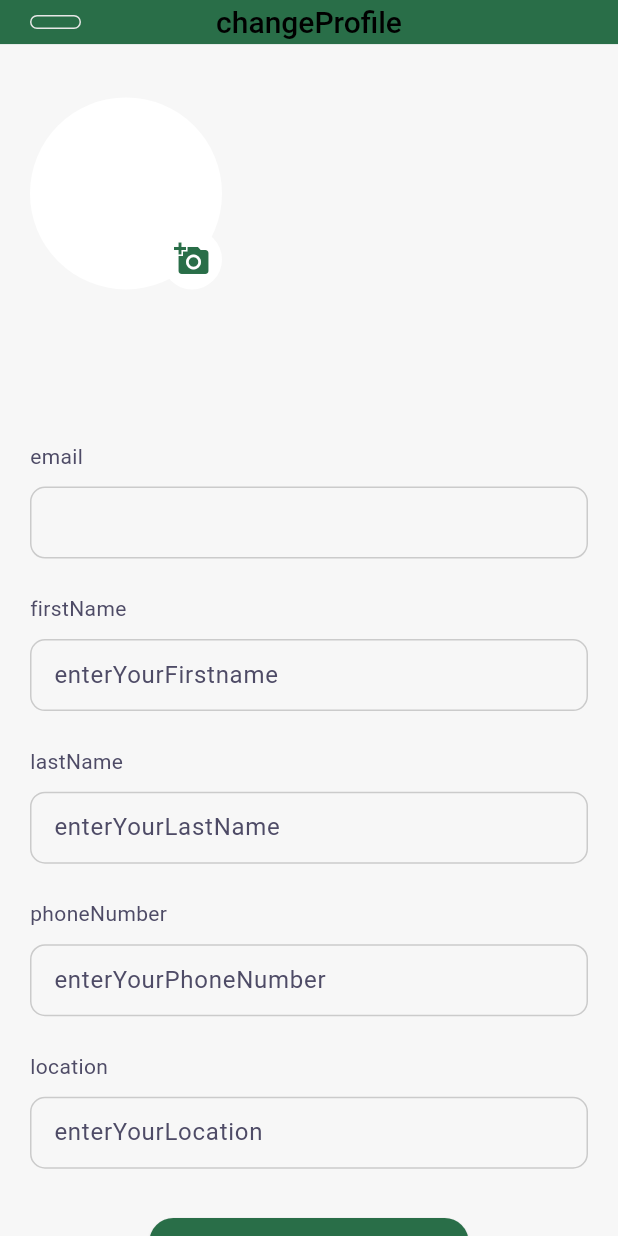
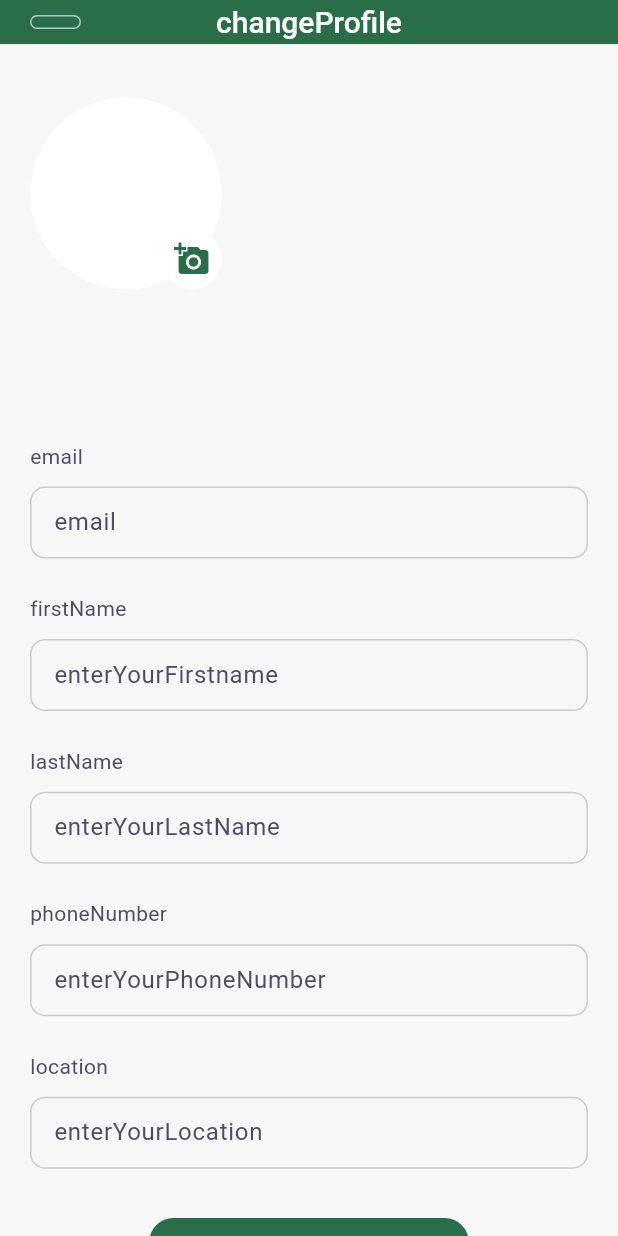
Before and after one commit to lamdv2/flutter_hostel_booking_and_management, a Flutter app: the EditProfileScreen screen opened by its route, on a phone screen of 412 x 824 dp. Run offline on Flutter 3.47's test engine with Material 3 defaults, Android fonts, the phone set to English and light mode, and no system bars; our stand-ins replace awesome_dialog, cached_network_image, cloud_firestore, firebase_auth, firebase_core, firebase_messaging and 14 more; missing offline and left inert: wechat_assets_picker; accounts and stored records are empty; Roboto replaces fonts that are missing (Montserrat); statements that could not run were skipped; project files that could hold a hidden picture were left out.

Commit message:
impl profile screen

```diff
--- a/lib/modules/profile/edit_profile.dart
+++ b/lib/modules/profile/edit_profile.dart
@@ -55,7 +55,6 @@ class _EditProfileScreenState extends State<EditProfileScreen> {
         backgroundColor: appController.isDarkModeOn.value
             ? ColorConstants.darkAppBar
             : ColorConstants.primaryColor,
-        iconBgrColor: ColorConstants.gray400,
       ),
       body: Obx(
         () => SafeArea(
@@ -183,7 +182,7 @@ class _EditProfileScreenState extends State<EditProfileScreen> {
                     ),
                     MyTextField(
                       controller: profileController.editEmailController,
-                      hintText: '',
+                      hintText: CommonConstants.email.tr,
                       obscureText: false,
                       isCheckReadOnly: true,
                     ),
--- a/lib/shared/widgets/app_bar_widget.dart
+++ b/lib/shared/widgets/app_bar_widget.dart
@@ -57,7 +57,9 @@ class CustomAppBar extends StatelessWidget implements PreferredSizeWidget {
                 child: Container(
                   padding: EdgeInsets.all(getSize(8)),
                   decoration: BoxDecoration(
-                    border: Border.all(color: ColorConstants.borderGray),
+                    border: Border.all(
+                      color: ColorConstants.borderGray.withOpacity(.75),
+                    ),
                     borderRadius: const BorderRadius.all(
                       Radius.circular(68),
                     ),
@@ -65,7 +67,7 @@ class CustomAppBar extends StatelessWidget implements PreferredSizeWidget {
                   child: SvgPicture.asset(
                     "assets/icons/ic_next_left.svg",
                     colorFilter: ColorFilter.mode(
-                      iconBgrColor ?? ColorConstants.grey800!,
+                      iconBgrColor ?? ColorConstants.borderGray,
                       BlendMode.srcIn,
                     ),
                     fit: BoxFit.fitHeight,
@@ -78,7 +80,7 @@ class CustomAppBar extends StatelessWidget implements PreferredSizeWidget {
         titles ?? '',
         overflow: TextOverflow.ellipsis,
         textAlign: TextAlign.center,
-        style: AppStyles.black000Size20Fw500FfMont,
+        style: AppStyles.white000Size20Fw500FfMont,
       ),
       centerTitle: true,
       elevation: 0,
```
Also changed, not shown: lib/modules/home/home_tab_screen.dart (+15 -6 lines), lib/modules/main/home_screen.dart (+7 -2 lines), lib/modules/profile/profile_screen.dart (+7 -1 lines).
